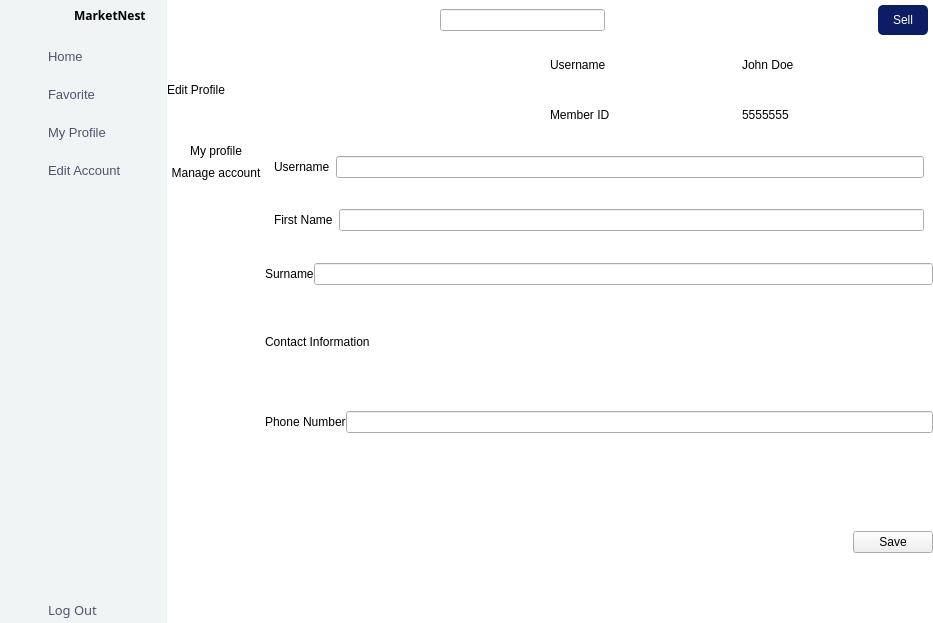
Old version of the form mainAppUi.ui in the repository Menthhh/The-Market-Nest.
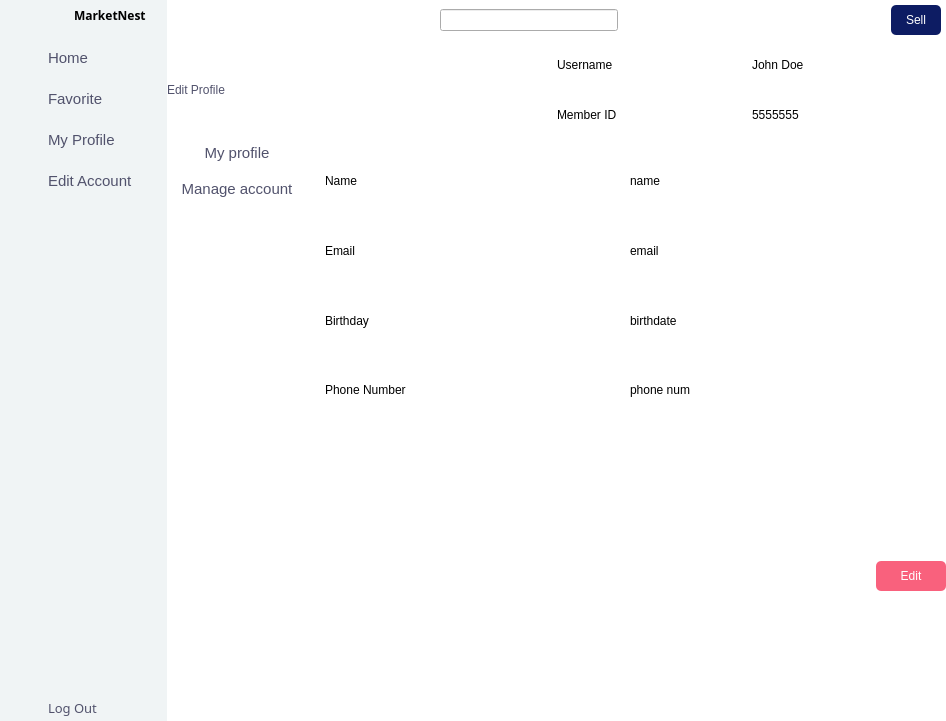
New version of the form. The open tabs and pages were chosen to show the change. Icons and pictures are not drawn.

The edit to the form file:
```diff
--- a/mainAppUi.ui
+++ b/mainAppUi.ui
@@ -6,8 +6,8 @@
    <rect>
     <x>0</x>
     <y>0</y>
-    <width>933</width>
-    <height>623</height>
+    <width>946</width>
+    <height>721</height>
    </rect>
   </property>
   <property name="focusPolicy">
@@ -344,7 +344,7 @@
            </property>
            <property name="styleSheet">
             <string notr="true">font-family: &quot;Josefin Sans Medium&quot;;
-font-size: 13px;
+font-size: 15px;
 color: #51526C;</string>
            </property>
            <property name="inputMethodHints">
@@ -378,7 +378,7 @@
            </property>
            <property name="styleSheet">
             <string notr="true">font-family: &quot;Josefin Sans Medium&quot;;
-font-size: 13px;
+font-size: 15px;
 color: #51526C;</string>
            </property>
            <property name="text">
@@ -403,7 +403,7 @@
           <widget class="QPushButton" name="profileBtn_2">
            <property name="styleSheet">
             <string notr="true">font-family: &quot;Josefin Sans Medium&quot;;
-font-size: 13px;
+font-size: 15px;
 color: #51526C;</string>
            </property>
            <property name="text">
@@ -428,7 +428,7 @@
           <widget class="QPushButton" name="accountBtn_2">
            <property name="styleSheet">
             <string notr="true">font-family: &quot;Josefin Sans Medium&quot;;
-font-size: 13px;
+font-size: 15px;
 color: #51526C;</string>
            </property>
            <property name="text">
@@ -2234,6 +2234,12 @@
            </property>
            <item row="0" column="0">
             <widget class="QWidget" name="widget_68" native="true">
+             <property name="maximumSize">
+              <size>
+               <width>800</width>
+               <height>16777215</height>
+              </size>
+             </property>
              <layout class="QGridLayout" name="gridLayout_84">
               <property name="leftMargin">
                <number>0</number>
@@ -2294,6 +2300,10 @@
                     </property>
                     <item row="0" column="0">
                      <widget class="QLabel" name="label_5">
+                      <property name="styleSheet">
+                       <string notr="true">color: rgb(81, 82, 108);
+font: 600 16pt &quot;Josefin Sans SemiBold&quot;;</string>
+                      </property>
                       <property name="text">
                        <string>Edit Profile</string>
                       </property>
@@ -2340,13 +2350,21 @@
                        </property>
                        <item row="0" column="0">
                         <widget class="QLabel" name="label_26">
+                         <property name="styleSheet">
+                          <string notr="true">font: 500 11pt &quot;Josefin Sans Medium&quot;;
+color: rgb(0,0,0);</string>
+                         </property>
                          <property name="text">
                           <string>Username</string>
                          </property>
                         </widget>
                        </item>
                        <item row="0" column="1">
-                        <widget class="QLabel" name="label_27">
+                        <widget class="QLabel" name="showUsername">
+                         <property name="styleSheet">
+                          <string notr="true">font: 500 10pt &quot;Josefin Sans Medium&quot;;
+color: rgb(0,0,0);</string>
+                         </property>
                          <property name="text">
                           <string>John Doe</string>
                          </property>
@@ -2375,13 +2393,21 @@
                        </property>
                        <item row="0" column="0">
                         <widget class="QLabel" name="label_28">
+                         <property name="styleSheet">
+                          <string notr="true">font: 500 11pt &quot;Josefin Sans Medium&quot;;
+color: rgb(0,0,0);</string>
+                         </property>
                          <property name="text">
                           <string>Member ID</string>
                          </property>
                         </widget>
                        </item>
                        <item row="0" column="1">
-                        <widget class="QLabel" name="label_29">
+                        <widget class="QLabel" name="showID">
+                         <property name="styleSheet">
+                          <string notr="true">font: 500 8pt &quot;Josefin Sans Medium&quot;;
+color: rgb(0,0,0);</string>
+                         </property>
                          <property name="text">
                           <string>5555555</string>
                          </property>
@@ -2416,12 +2442,18 @@
                  </property>
                  <item row="0" column="0">
                   <widget class="QWidget" name="widget_54" native="true">
+                   <property name="minimumSize">
+                    <size>
+                     <width>140</width>
+                     <height>0</height>
+                    </size>
+                   </property>
                    <layout class="QFormLayout" name="formLayout">
                     <property name="horizontalSpacing">
                      <number>0</number>
                     </property>
                     <property name="verticalSpacing">
-                     <number>0</number>
+                     <number>10</number>
                     </property>
                     <property name="leftMargin">
                      <number>0</number>
@@ -2456,6 +2488,11 @@
                       <property name="layoutDirection">
                        <enum>Qt::LeftToRight</enum>
                       </property>
+                      <property name="styleSheet">
+                       <string notr="true">font-family: &quot;Josefin Sans Medium&quot;;
+font-size: 15px;
+color: #51526C;</string>
+                      </property>
                       <property name="text">
                        <string>My profile</string>
                       </property>
@@ -2472,6 +2509,11 @@
                     </item>
                     <item row="1" column="0" colspan="2">
                      <widget class="QPushButton" name="manageAccBtn_1">
+                      <property name="styleSheet">
+                       <string notr="true">font-family: &quot;Josefin Sans Medium&quot;;
+font-size: 15px;
+color: #51526C;</string>
+                      </property>
                       <property name="text">
                        <string>Manage account</string>
                       </property>
@@ -2529,163 +2571,170 @@
                         <property name="spacing">
                          <number>0</number>
                         </property>
+                        <item row="1" column="0">
+                         <widget class="QWidget" name="widget_62" native="true">
+                          <layout class="QGridLayout" name="gridLayout_74">
+                           <property name="leftMargin">
+                            <number>0</number>
+                           </property>
+                           <property name="topMargin">
+                            <number>0</number>
+                           </property>
+                           <property name="rightMargin">
+                            <number>0</number>
+                           </property>
+                           <property name="bottomMargin">
+                            <number>0</number>
+                           </property>
+                           <property name="spacing">
+                            <number>0</number>
+                           </property>
+                           <item row="0" column="0">
+                            <spacer name="horizontalSpacer_9">
+                             <property name="orientation">
+                              <enum>Qt::Horizontal</enum>
+                             </property>
+                             <property name="sizeHint" stdset="0">
+                              <size>
+                               <width>40</width>
+                               <height>20</height>
+                              </size>
+                             </property>
+                            </spacer>
+                           </item>
+                           <item row="0" column="1">
+                            <widget class="QPushButton" name="profileEditBtn">
+                             <property name="minimumSize">
+                              <size>
+                               <width>70</width>
+                               <height>30</height>
+                              </size>
+                             </property>
+                             <property name="styleSheet">
+                              <string notr="true">background-color: rgb(249, 97, 125);
+font: 500 9pt &quot;Josefin Sans Medium&quot;;
+color: white;
+border-radius: 5px;</string>
+                             </property>
+                             <property name="text">
+                              <string>Edit</string>
+                             </property>
+                            </widget>
+                           </item>
+                          </layout>
+                         </widget>
+                        </item>
                         <item row="0" column="0">
                          <widget class="QWidget" name="widget_55" native="true">
                           <layout class="QGridLayout" name="gridLayout_71">
-                           <property name="leftMargin">
-                            <number>0</number>
-                           </property>
-                           <property name="topMargin">
-                            <number>0</number>
-                           </property>
-                           <property name="rightMargin">
-                            <number>0</number>
-                           </property>
-                           <property name="bottomMargin">
-                            <number>0</number>
-                           </property>
-                           <property name="spacing">
-                            <number>0</number>
-                           </property>
                            <item row="0" column="0">
-                            <widget class="QWidget" name="widget_56" native="true">
-                             <layout class="QGridLayout" name="gridLayout_68">
-                              <item row="0" column="0">
-                               <widget class="QLabel" name="label_30">
-                                <property name="text">
-                                 <string>Username</string>
-                                </property>
-                               </widget>
-                              </item>
-                              <item row="0" column="1">
-                               <widget class="QLineEdit" name="lineEdit_5"/>
-                              </item>
-                             </layout>
-                            </widget>
-                           </item>
-                           <item row="1" column="0">
                             <widget class="QWidget" name="widget_57" native="true">
-                             <layout class="QGridLayout" name="gridLayout_69">
+                             <layout class="QGridLayout" name="gridLayout_68">
+                              <item row="0" column="1">
+                               <widget class="QLabel" name="showName">
+                                <property name="styleSheet">
+                                 <string notr="true">font: 500 10pt &quot;Josefin Sans Medium&quot;;
+color: rgb(0,0,0);</string>
+                                </property>
+                                <property name="text">
+                                 <string>name</string>
+                                </property>
+                               </widget>
+                              </item>
                               <item row="0" column="0">
                                <widget class="QLabel" name="label_31">
+                                <property name="styleSheet">
+                                 <string notr="true">font: 500 11pt &quot;Josefin Sans Medium&quot;;
+color: rgb(0,0,0);</string>
+                                </property>
                                 <property name="text">
-                                 <string>First Name</string>
+                                 <string>Name</string>
                                 </property>
                                </widget>
                               </item>
-                              <item row="0" column="1">
-                               <widget class="QLineEdit" name="lineEdit_6"/>
-                              </item>
                              </layout>
                             </widget>
                            </item>
-                           <item row="2" column="0">
+                           <item row="1" column="0">
                             <widget class="QWidget" name="widget_58" native="true">
-                             <layout class="QGridLayout" name="gridLayout_70">
-                              <property name="leftMargin">
-                               <number>0</number>
-                              </property>
-                              <property name="topMargin">
-                               <number>0</number>
-                              </property>
-                              <property name="rightMargin">
-                               <number>0</number>
-                              </property>
-                              <property name="bottomMargin">
-                               <number>0</number>
-                              </property>
-                              <property name="spacing">
-                               <number>0</number>
-                              </property>
+                             <layout class="QGridLayout" name="gridLayout_69">
                               <item row="0" column="0">
                                <widget class="QLabel" name="label_32">
+                                <property name="styleSheet">
+                                 <string notr="true">font: 500 11pt &quot;Josefin Sans Medium&quot;;
+color: rgb(0,0,0);</string>
+                                </property>
                                 <property name="text">
-                                 <string>Surname</string>
+                                 <string>Email</string>
                                 </property>
                                </widget>
                               </item>
                               <item row="0" column="1">
-                               <widget class="QLineEdit" name="lineEdit_7"/>
+                               <widget class="QLabel" name="showEmail">
+                                <property name="styleSheet">
+                                 <string notr="true">font: 500 10pt &quot;Josefin Sans Medium&quot;;
+color: rgb(0,0,0);</string>
+                                </property>
+                                <property name="text">
+                                 <string>email</string>
+                                </property>
+                               </widget>
                               </item>
                              </layout>
                             </widget>
                            </item>
-                          </layout>
-                         </widget>
-                        </item>
-                        <item row="1" column="0">
-                         <widget class="QWidget" name="widget_59" native="true">
-                          <layout class="QGridLayout" name="gridLayout_75">
-                           <property name="leftMargin">
-                            <number>0</number>
-                           </property>
-                           <property name="topMargin">
-                            <number>0</number>
-                           </property>
-                           <property name="rightMargin">
-                            <number>0</number>
-                           </property>
-                           <property name="bottomMargin">
-                            <number>0</number>
-                           </property>
-                           <property name="spacing">
-                            <number>0</number>
-                           </property>
-                           <item row="0" column="0">
+                           <item row="2" column="0">
                             <widget class="QWidget" name="widget_60" native="true">
-                             <layout class="QGridLayout" name="gridLayout_72">
-                              <property name="leftMargin">
-                               <number>0</number>
-                              </property>
-                              <property name="topMargin">
-                               <number>0</number>
-                              </property>
-                              <property name="rightMargin">
-                               <number>0</number>
-                              </property>
-                              <property name="bottomMargin">
-                               <number>0</number>
-                              </property>
-                              <property name="spacing">
-                               <number>0</number>
-                              </property>
+                             <layout class="QGridLayout" name="gridLayout_70">
                               <item row="0" column="0">
                                <widget class="QLabel" name="label_33">
+                                <property name="styleSheet">
+                                 <string notr="true">font: 500 11pt &quot;Josefin Sans Medium&quot;;
+color: rgb(0,0,0);</string>
+                                </property>
                                 <property name="text">
-                                 <string>Contact Information</string>
+                                 <string>Birthday</string>
+                                </property>
+                               </widget>
+                              </item>
+                              <item row="0" column="1">
+                               <widget class="QLabel" name="showBirth">
+                                <property name="styleSheet">
+                                 <string notr="true">font: 500 10pt &quot;Josefin Sans Medium&quot;;
+color: rgb(0,0,0);</string>
+                                </property>
+                                <property name="text">
+                                 <string>birthdate</string>
                                 </property>
                                </widget>
                               </item>
                              </layout>
                             </widget>
                            </item>
-                           <item row="1" column="0">
+                           <item row="3" column="0">
                             <widget class="QWidget" name="widget_61" native="true">
-                             <layout class="QGridLayout" name="gridLayout_73">
-                              <property name="leftMargin">
-                               <number>0</number>
-                              </property>
-                              <property name="topMargin">
-                               <number>0</number>
-                              </property>
-                              <property name="rightMargin">
-                               <number>0</number>
-                              </property>
-                              <property name="bottomMargin">
-                               <number>0</number>
-                              </property>
-                              <property name="spacing">
-                               <number>0</number>
-                              </property>
+                             <layout class="QGridLayout" name="gridLayout_72">
                               <item row="0" column="0">
                                <widget class="QLabel" name="label_34">
+                                <property name="styleSheet">
+                                 <string notr="true">font: 500 11pt &quot;Josefin Sans Medium&quot;;
+color: rgb(0,0,0);</string>
+                                </property>
                                 <property name="text">
                                  <string>Phone Number</string>
                                 </property>
                                </widget>
                               </item>
                               <item row="0" column="1">
-                               <widget class="QLineEdit" name="lineEdit_8"/>
+                               <widget class="QLabel" name="showPhone">
+                                <property name="styleSheet">
+                                 <string notr="true">font: 500 10pt &quot;Josefin Sans Medium&quot;;
+color: rgb(0,0,0);</string>
+                                </property>
+                                <property name="text">
+                                 <string>phone num</string>
+                                </property>
+                               </widget>
                               </item>
                              </layout>
                             </widget>
@@ -2693,47 +2742,6 @@
                           </layout>
                          </widget>
                         </item>
-                        <item row="2" column="0">
-                         <widget class="QWidget" name="widget_62" native="true">
-                          <layout class="QGridLayout" name="gridLayout_74">
-                           <property name="leftMargin">
-                            <number>0</number>
-                           </property>
-                           <property name="topMargin">
-                            <number>0</number>
-                           </property>
-                           <property name="rightMargin">
-                            <number>0</number>
-                           </property>
-                           <property name="bottomMargin">
-                            <number>0</number>
-                           </property>
-                           <property name="spacing">
-                            <number>0</number>
-                           </property>
-                           <item row="0" column="1">
-                            <widget class="QPushButton" name="pushButton_5">
-                             <property name="text">
-                              <string>Save</string>
-                             </property>
-                            </widget>
-                           </item>
-                           <item row="0" column="0">
-                            <spacer name="horizontalSpacer_9">
-                             <property name="orientation">
-                              <enum>Qt::Horizontal</enum>
-                             </property>
-                             <property name="sizeHint" stdset="0">
-                              <size>
-                               <width>40</width>
-                               <height>20</height>
-                              </size>
-                             </property>
-                            </spacer>
-                           </item>
-                          </layout>
-                         </widget>
-                        </item>
                        </layout>
                       </widget>
                      </item>
```
Left out of the diff: 464 changed lines with no effect on the pictures.
